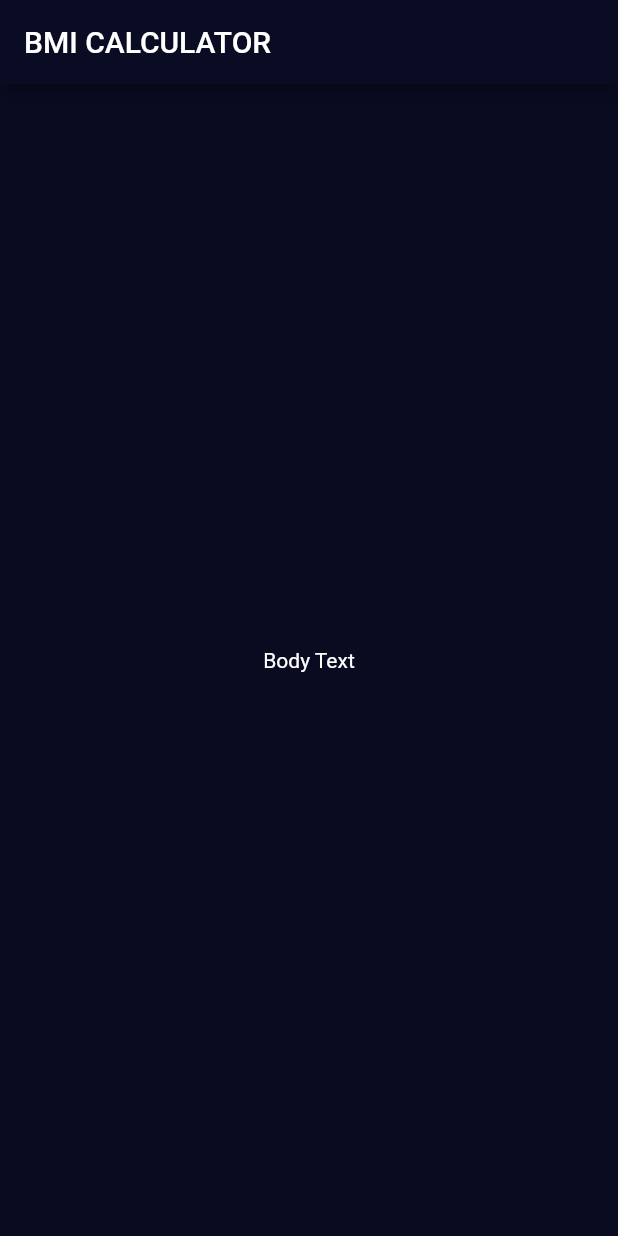
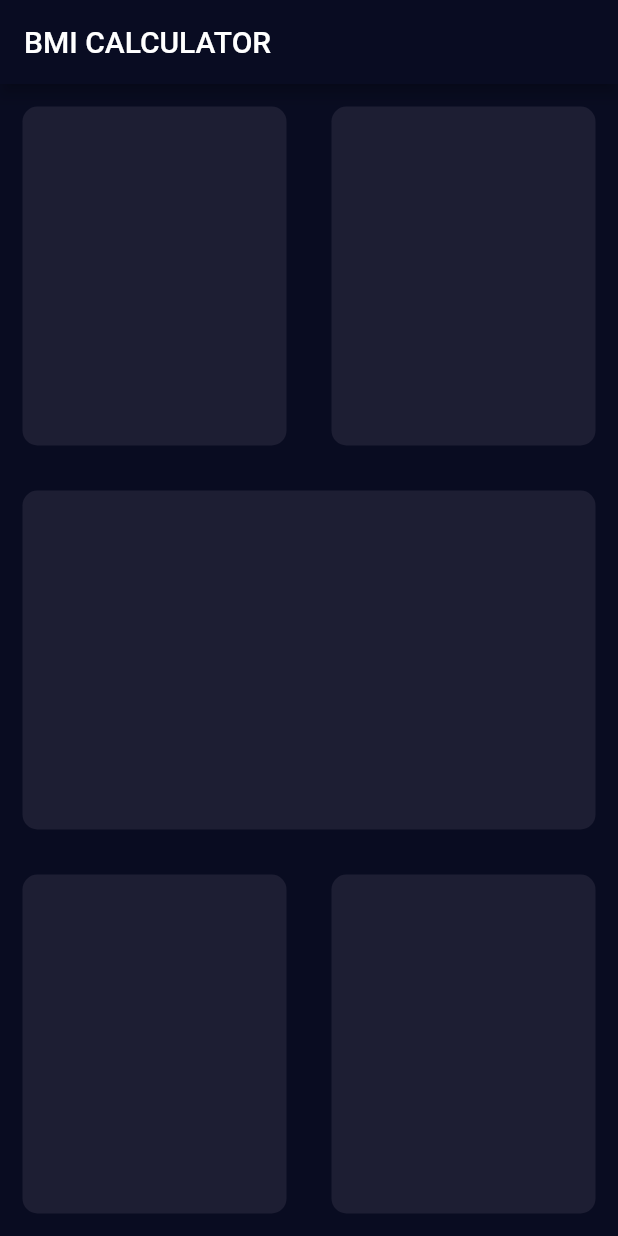
Before and after one commit to jorge-armando-navarro-flores/bmi_calculator, a Flutter app: the screen it shows after launch, on a phone screen of 412 x 824 dp. Run offline on Flutter 3.47's test engine with Material 2 defaults, Android fonts, the phone set to English and light mode, and no system bars.

Commit message:
ReusableCard_layout

```diff
--- a/lib/input_page.dart
+++ b/lib/input_page.dart
@@ -1,4 +1,5 @@
 import 'package:flutter/material.dart';
+import 'package:flutter/widgets.dart';
 
 class InputPage extends StatefulWidget {
   @override
@@ -12,8 +13,64 @@ class _InputPageState extends State<InputPage> {
       appBar: AppBar(
         title: Text('BMI CALCULATOR'),
       ),
-      body: Center(
-        child: Text('Body Text'),
+      body: Column(
+        children: [
+          Expanded(
+            child: Row(
+              children: [
+                Expanded(
+                  child: ReusableCard(color:
+                  Color(0xFF1D1E33),),
+                ),
+                Expanded(
+                  child: ReusableCard(color:
+                  Color(0xFF1D1E33),),
+                ),
+              ],
+            ),
+          ),
+          Expanded(
+            child: Row(
+              children: [
+                Expanded(
+                  child: ReusableCard(color:
+                  Color(0xFF1D1E33),),
+                ),
+              ],
+            ),
+          ),
+          Expanded(
+            child: Row(
+              children: [
+                Expanded(
+                  child: ReusableCard(color:
+                  Color(0xFF1D1E33),),
+                ),
+                Expanded(
+                  child: ReusableCard(color:
+                  Color(0xFF1D1E33),),
+                ),
+              ],
+            ),
+          ),
+        ],
+      )
+    );
+  }
+}
+
+class ReusableCard extends StatelessWidget {
+  final Color color;
+  ReusableCard({this.color = const Color(0xFF1D1E33)});
+
+  @override
+  Widget build(BuildContext context) {
+    return Container(
+      margin: EdgeInsets.all(15.0),
+
+      decoration: BoxDecoration(
+          color: color,
+          borderRadius: BorderRadius.circular(10)
       ),
     );
   }
```
